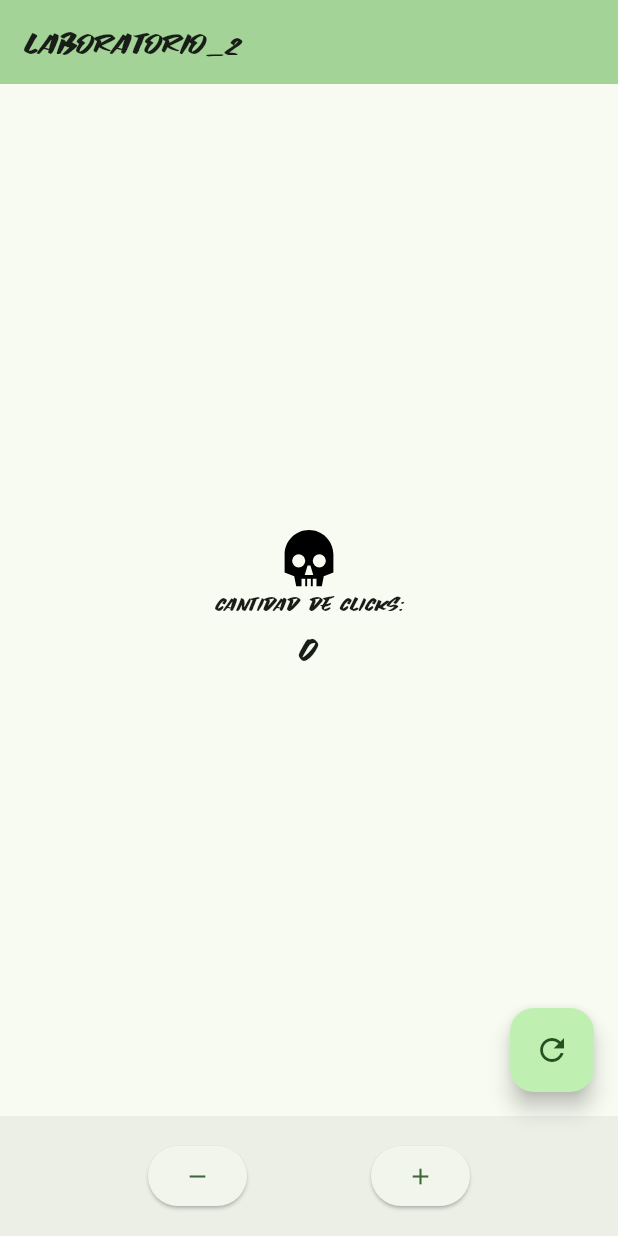
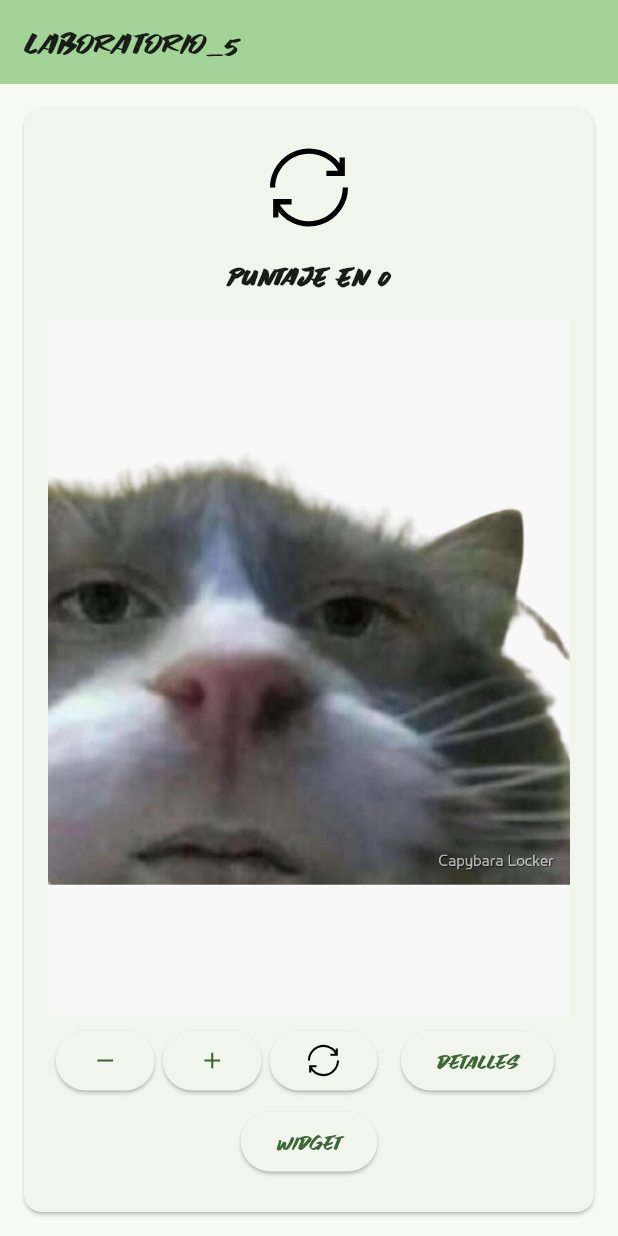
Before and after one commit to Jiren350z/3479A321_2022479021, a Flutter app: the screen it shows after launch, on a phone screen of 412 x 824 dp. Run offline on Flutter 3.47's test engine with Material 3 defaults, Android fonts, the phone set to English and light mode, and no system bars; our stand-ins replace flutter_svg, logger.

Commit message:
se hizo la nueva rama y el laboratorio_5

```diff
--- a/lib/main.dart
+++ b/lib/main.dart
@@ -27,7 +27,7 @@ class MyApp extends StatelessWidget {
         colorScheme: ColorScheme.fromSeed(seedColor: const Color.fromARGB(255, 21, 194, 38)),
         useMaterial3: true,
       ),
-      home: const MyHomePage(title: 'Laboratorio_2'),
+      home: const MyHomePage(title: 'Laboratorio_5'),
     );
   }
 }
--- a/lib/pages/my_home_page.dart
+++ b/lib/pages/my_home_page.dart
@@ -1,18 +1,12 @@
 import 'package:flutter/material.dart';
 import 'package:flutter_svg/flutter_svg.dart';
+import 'package:laboratorios_modulo/pages/details.dart';
 import 'package:logger/logger.dart';
+import 'package:laboratorios_modulo/pages/widget.dart';
+
 
 class MyHomePage extends StatefulWidget {
   const MyHomePage({super.key, required this.title});
-
-  // This widget is the home page of your application. It is stateful, meaning
-  // that it has a State object (defined below) that contains fields that affect
-  // how it looks.
-
-  // This class is the configuration for the state. It holds the values (in this
-  // case the title) provided by the parent (in this case the App widget) and
-  // used by the build method of the State. Fields in a Widget subclass are
-  // always marked "final".
 
   final String title;
 
@@ -20,25 +14,66 @@ class MyHomePage extends StatefulWidget {
   State<MyHomePage> createState() => _MyHomePageState();
 }
 class _MyHomePageState extends State<MyHomePage> {
+
+  String victoryIcon = 'assets/icons/victory.svg';
+  String defeatIcon = 'assets/icons/defeat.svg';
+  String resetIcon = 'assets/icons/reset.svg';
   int _counter = 0;
 
-  // Define logger
+  //definicion logger
   var logger = Logger(
     printer: PrettyPrinter(),
+
   );
+
+
+   @override
+  void initState() {
+    super.initState();
+    // Aquí puedes registrar el estado creado
+    logger.i("Estado de MyHomePage - initState");
+  }
+
+  @override
+  void didChangeDependencies() {
+    super.didChangeDependencies();
+    logger.i("Estado de MyHomePage - didChangeDependencies");
+  }
+
+
+  @override
+  void didUpdateWidget(covariant MyHomePage oldWidget) {
+    super.didUpdateWidget(oldWidget);
+    logger.i("Estado de MyHomePage - didUpdateWidget");
+  }
+
+
+  @override
+  void deactivate() {
+    logger.w("Estado de MyHomePage - deactivate");
+    super.deactivate();
+  }
+
+  @override
+  void dispose() {
+    logger.w("Estado de MyHomePage - dispose");
+    super.dispose();
+  }
+
+  @override
+  void reassemble() {
+    super.reassemble();
+    logger.i("Estado de MyHomePage - reassemble (Hot Reload)");
+  }
 
 
   void _incrementCounter() {
     setState(() {
-      // This call to setState tells the Flutter framework that something has
-      // changed in this State, which causes it to rerun the build method below
-      // so that the display can reflect the updated values. If we changed
-      // _counter without calling setState(), then the build method would not be
-      // called again, and so nothing would appear to happen.
+
       _counter++;
     });
 
-    // Log the increment event
+    //loguea el evento de aumentar
     logger.d('Contador incremetado a $_counter');
 
   }
@@ -55,7 +90,7 @@ class _MyHomePageState extends State<MyHomePage> {
 
       });
 
-    // Log the decrement event
+    //loguea el evento de disminuir
     logger.w('Contador disminuido a $_counter');
 
   }
@@ -66,103 +101,136 @@ class _MyHomePageState extends State<MyHomePage> {
       _counter = 0;
     });
 
-    // Log the decrement event
+    //loguea el evento de resetear
     logger.w('Contador reseteado a $_counter');
 
   }
 
-  //añadir, restar, reiniciar
-  Widget _buildBottomNavigationBar() {
-  return BottomAppBar(
-    shape: const CircularNotchedRectangle(),
-    notchMargin: 8.0,
-    child: Row(
+  // Obtener el icono correspondiente basado en el valor del contador
+  String _getResultIcon() {
+    if (_counter == 10) {
+      return victoryIcon; // Icono de "Victoria"
+    } else if (_counter == 5) {
+      return defeatIcon; // Icono de "Comenzar nuevamente"
+    } else if (_counter == 0){
+      return resetIcon; // Icono de "Derrota" o intento en progreso
+    } else {
+      return resetIcon;
+    }
+  }
+
+  // Mostrar el mensaje adecuado según el valor del contador
+  String _getResultMessage() {
+    if (_counter == 10) {
+      return 'Victoria, has alcanzado 10 puntos';
+    } else if (_counter == 5) {
+      return 'Derrota, has alcanzado 5 puntos';
+    } else if (_counter == 0) {
+      return 'Puntaje en 0';
+    } else {
+      return 'Contador en: $_counter' ;
+    }
+  }
+    Widget _buildCardContent() {
+    return Column(
+      mainAxisAlignment: MainAxisAlignment.center,
+      children: <Widget>[
+        SvgPicture.asset(
+          _getResultIcon(), // Icono basado en el estado
+          semanticsLabel: 'icono de resultado',
+          width: 60,
+          height: 60,
+        ),
+        Padding(
+          padding: const EdgeInsets.symmetric(vertical: 16.0),
+          child: Text(
+            _getResultMessage(), // Mensaje basado en el estado
+            style: const TextStyle(
+              fontSize: 18,
+              fontWeight: FontWeight.bold,
+            ),
+          ),
+        ),
+        Positioned.fill(
+          child: Image.asset(
+            'assets/images/serious_cat.jpg', // imagen de fondo
+            fit: BoxFit.cover,
+          ),
+        ),
+
+        Row(
           mainAxisAlignment: MainAxisAlignment.spaceEvenly,
           children: <Widget>[
             ElevatedButton(
               onPressed: _decreaseCounter,
-          child: const Icon(Icons.remove)),
+              child: const Icon(Icons.remove),
+            ),
             ElevatedButton(
               onPressed: _incrementCounter,
-          child: const Icon(Icons.add)),
+              child: const Icon(Icons.add),
+            ),
+            ElevatedButton(
+              onPressed: _resetCounter,
+              child: SvgPicture.asset(
+                resetIcon,
+                width: 24,
+                height: 24,
+              ),
+            ),
+
+            const SizedBox(
+              height: 20.0,
+            ),
+            const SizedBox(height: 60.0), // Ajusta este valor para mover el botón más abajo
+            // Botón "Ir a Detalles"
+            ElevatedButton(
+              onPressed: () {
+                Navigator.push(
+                  context,
+                  MaterialPageRoute(builder: (context) => const DetailPage()),
+                );
+              },
+              child: const Text('Detalles'),
+            ),
+            const SizedBox(
+              height: 20.0,
+            ),
 
           ],
         ),
+        ElevatedButton(
+              onPressed: () {
+                Navigator.push(
+                  context,
+                  MaterialPageRoute(builder: (context) => const WidgetPage(title: '',)),
+                );
+              },
+              child: const Text('Widget'),
+            ),
+      ],
     );
   }
 
   @override
   Widget build(BuildContext context) {
+    logger.i("Logger funcionando! MyHomePage esta siendo creado.");
 
-    logger.i("Logger is working! MyHomePage is being built.");
-
-    String skullIcon = 'assets/icons/skull.svg';
-    // This method is rerun every time setState is called, for instance as done
-    // by the _incrementCounter method above.
-    //
-    // The Flutter framework has been optimized to make rerunning build methods
-    // fast, so that you can just rebuild anything that needs updating rather
-    // than having to individually change instances of widgets.
     return Scaffold(
       appBar: AppBar(
-        // TRY THIS: Try changing the color here to a specific color (to
-        // Colors.amber, perhaps?) and trigger a hot reload to see the AppBar
-        // change color while the other colors stay the same.
         backgroundColor: Theme.of(context).colorScheme.inversePrimary,
-        // Here we take the value from the MyHomePage object that was created by
-        // the App.build method, and use it to set our appbar title.
         title: Text(widget.title),
       ),
-
-
-
       body: Center(
-        // Center is a layout widget. It takes a single child and positions it
-        // in the middle of the parent.
-        child: Column(
-          // Column is also a layout widget. It takes a list of children and
-          // arranges them vertically. By default, it sizes itself to fit its
-          // children horizontally, and tries to be as tall as its parent.
-          //
-          // Column has various properties to control how it sizes itself and
-          // how it positions its children. Here we use mainAxisAlignment to
-          // center the children vertically; the main axis here is the vertical
-          // axis because Columns are vertical (the cross axis would be
-          // horizontal).
-          //
-          // TRY THIS: Invoke "debug painting" (choose the "Toggle Debug Paint"
-          // action in the IDE, or press "p" in the console), to see the
-          // wireframe for each widget.
-          mainAxisAlignment: MainAxisAlignment.center,
-          children: <Widget>[
-            SvgPicture.asset(
-            skullIcon,
-            semanticsLabel: 'Acme Logo',
-            width: 40,
-            height: 40,
-            ),
-            const Text(
-              'Cantidad de Clicks:',
-            ),
-            Text(
-              '$_counter',
-              style: Theme.of(context).textTheme.headlineMedium,
-            ),
-          ],
+        child: Card(
+          margin: const EdgeInsets.all(16.0),
+          child: Padding(
+            padding: const EdgeInsets.all(16.0),
+            child: _buildCardContent(),
           ),
         ),
-
-      bottomNavigationBar: _buildBottomNavigationBar(),
-      floatingActionButton: FloatingActionButton(
-        onPressed: _resetCounter,
-        tooltip: 'Reiniciar',
-        child: const Icon(Icons.refresh),
-
-
       ),
-
-
-       // This trailing comma makes auto-formatting nicer for build methods.
+      bottomNavigationBar: const SizedBox.shrink(), // Sin floatingActionButton
     );
   }
+
 }
--- a/pubspec.yaml
+++ b/pubspec.yaml
@@ -63,6 +63,12 @@ flutter:
   # To add assets to your application, add an assets section, like this:
   assets:
       - assets/icons/skull.svg
+      - assets/icons/victory.svg
+      - assets/icons/defeat.svg
+      - assets/icons/reset.svg
+      - assets/images/monkey.jpg
+      - assets/images/dogs.jpg
+      - assets/images/serious_cat.jpg
   #   - images/a_dot_burr.jpeg
   #   - images/a_dot_ham.jpeg
 
```
Also changed, not shown: lib/pages/about.dart (added, +58 -0 lines), lib/pages/details.dart (added, +72 -0 lines), lib/pages/widget.dart (added, +85 -0 lines), assets/icons/defeat.svg (added), assets/icons/reset.svg (added), assets/icons/victory.svg (added), assets/images/dogs.jpg (added), assets/images/monkey.jpg (added), assets/images/serious_cat.jpg (added). Lines whose indentation alone changed are shown as unchanged.
